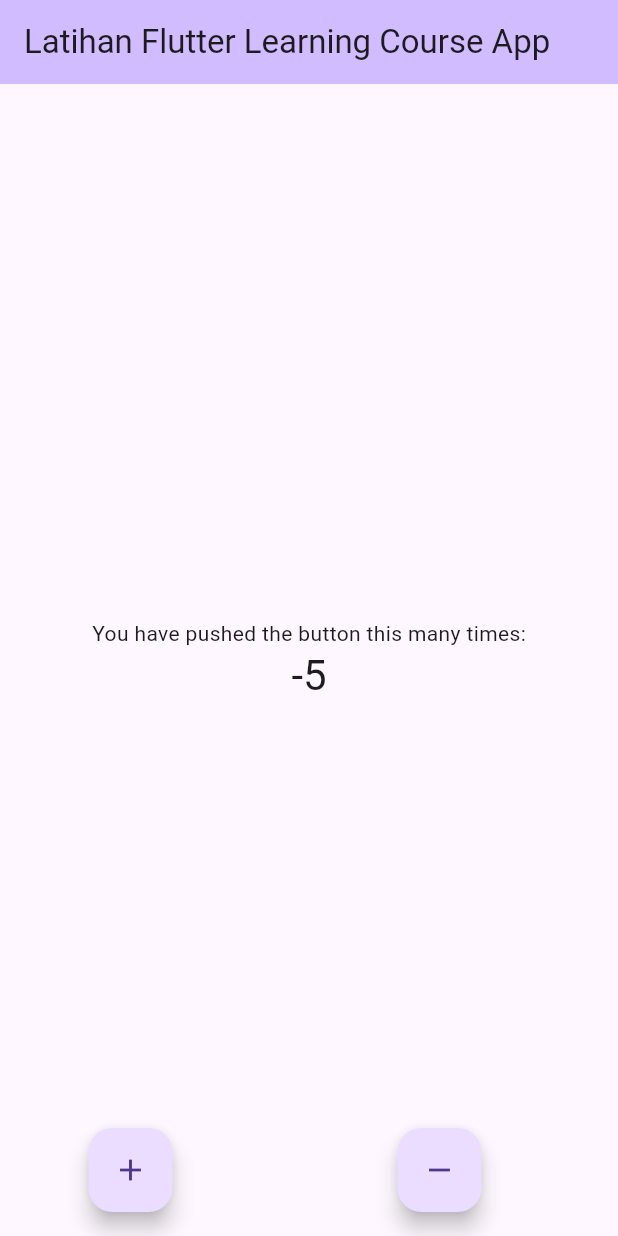
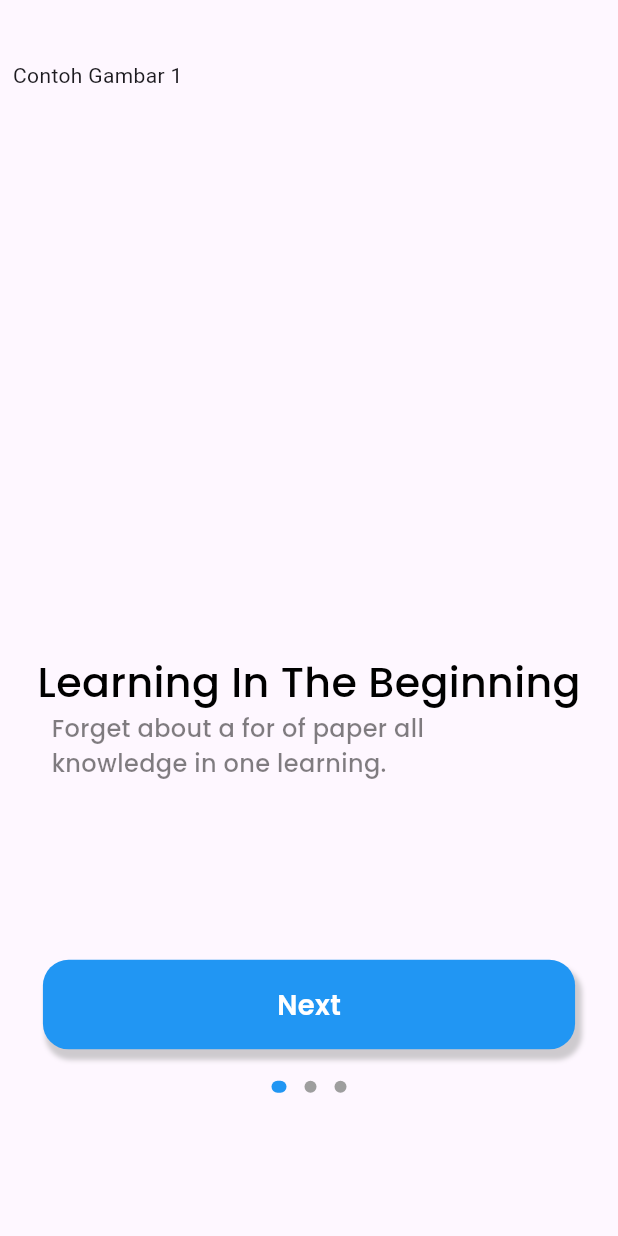
Before and after one commit to idhamaja/learning-course-app, a Flutter app: the screen it shows after launch, on a phone screen of 412 x 824 dp. Run offline on Flutter 3.47's test engine with Material 3 defaults, Android fonts, the light colour scheme and no system bars; drawn by our look-alikes of dots_indicator; our stand-ins replace flutter_bloc, flutter_screenutil, google_fonts.

Commit message:
update WelcomePage and Slicing UI with BLoC

```diff
--- a/lib/main.dart
+++ b/lib/main.dart
@@ -1,8 +1,10 @@
 import 'package:flutter/material.dart';
 import 'package:flutter_bloc/flutter_bloc.dart';
+import 'package:flutter_screenutil/flutter_screenutil.dart';
 import 'package:learning_course_app/app_blocs.dart';
 import 'package:learning_course_app/app_events.dart';
 import 'package:learning_course_app/app_states.dart';
+import 'package:learning_course_app/pages/welcome/welcome.dart';
 
 void main() {
   runApp(const MyApp());
@@ -13,12 +15,13 @@ class MyApp extends StatelessWidget {
   @override
   Widget build(BuildContext context) {
     return BlocProvider(
-      create: (context) => AppBlocs(),
-      child: const MaterialApp(
-        debugShowCheckedModeBanner: false,
-        home: MyHomePage(),
-      ),
-    );
+        create: (context) => AppBlocs(),
+        child: ScreenUtilInit(
+          builder: (context, child) => const MaterialApp(
+            debugShowCheckedModeBanner: false,
+            home: WelcomePage(),
+          ),
+        ));
   }
 }
 
--- /dev/null
+++ b/lib/pages/welcome/bloc/welcome_states.dart
@@ -0,0 +1,5 @@
+class WelcomeStates {
+  int page;
+
+  WelcomeStates({this.page = 0});
+}
--- /dev/null
+++ b/lib/pages/welcome/welcome.dart
@@ -0,0 +1,159 @@
+import 'package:dots_indicator/dots_indicator.dart';
+import 'package:flutter/material.dart';
+import 'package:flutter/cupertino.dart';
+import 'package:flutter_screenutil/flutter_screenutil.dart';
+import 'package:google_fonts/google_fonts.dart';
+
+class WelcomePage extends StatelessWidget {
+  const WelcomePage({super.key});
+
+  @override
+  Widget build(BuildContext context) {
+    return Container(
+      color: Colors.white,
+      child: Scaffold(
+        body: Container(
+          margin: EdgeInsets.only(
+            top: 34.h,
+          ),
+          width: 375.w,
+          child: Stack(
+            alignment: Alignment.topCenter,
+            children: [
+              PageView(
+                children: [
+                  _welcomePage(
+                    1,
+                    context,
+                    "Next",
+                    "Learning In The Beginning",
+                    "Forget about a for of paper all knowledge in one learning.",
+                    "image path",
+                  ),
+                  _welcomePage(
+                    2,
+                    context,
+                    "Next",
+                    "Connect With Everyone",
+                    "Alway keep in touch with your mentor & friends. Let's get connected!",
+                    "image path",
+                  ),
+                  _welcomePage(
+                    3,
+                    context,
+                    "Get Started",
+                    "Always Facinated Learning",
+                    "Anytime, anywhere. The time is at your disrection so study whenever you want.",
+                    "image path",
+                  ),
+                ],
+              ),
+
+              //
+              Positioned(
+                bottom: 75.h,
+                child: DotsIndicator(
+                  dotsCount: 3,
+                  mainAxisAlignment: MainAxisAlignment.center,
+                  decorator: DotsDecorator(
+                      color: Colors.grey,
+                      activeColor: Colors.blue,
+                      size: const Size.square(8.0),
+                      activeSize: const Size(10.0, 8.0),
+                      activeShape: RoundedRectangleBorder(
+                        borderRadius: BorderRadius.circular(5.0),
+                      )),
+                ),
+              ),
+            ],
+          ),
+        ),
+      ),
+    );
+  }
+
+  //Welcome Widgets
+  Widget _welcomePage(
+    int index,
+    BuildContext context,
+    String buttonName,
+    String title,
+    String subTitle,
+    String imagePath,
+  ) {
+    return Column(
+      children: [
+        SizedBox(
+          width: 345.w,
+          height: 345.w,
+          child: const Text(
+            "Contoh Gambar 1",
+          ),
+        ),
+        Container(
+          child: Text(
+            title,
+            style: GoogleFonts.poppins(
+              color: Colors.black,
+              fontSize: 24.sp,
+              fontWeight: FontWeight.w500,
+            ),
+          ),
+        ),
+
+        //
+        Container(
+          width: 375.w,
+          padding: EdgeInsets.only(
+            left: 30.w,
+            right: 30.w,
+          ),
+          child: Text(
+            subTitle,
+            style: GoogleFonts.poppins(
+              color: Colors.black.withOpacity(0.5),
+              fontSize: 14.sp,
+              fontWeight: FontWeight.w500,
+            ),
+          ),
+        ),
+
+        //Button
+        Container(
+          margin: EdgeInsets.only(
+            top: 100.h,
+            left: 25.w,
+            right: 25.w,
+          ),
+          width: 325.w,
+          height: 50.h,
+          decoration: BoxDecoration(
+              color: Colors.blue,
+              borderRadius: BorderRadius.all(
+                Radius.circular(
+                  15.w,
+                ),
+              ),
+              boxShadow: [
+                BoxShadow(
+                  color: Colors.grey.withOpacity(0.5),
+                  spreadRadius: 1,
+                  blurRadius: 2,
+                  offset: const Offset(3, 6),
+                )
+              ]),
+          child: Center(
+            child: Text(
+              buttonName,
+              style: GoogleFonts.poppins(
+                color: Colors.white,
+                fontSize: 16.sp,
+                fontWeight: FontWeight.w600,
+              ),
+            ),
+          ),
+        ),
+      ],
+    );
+  }
+}
--- a/pubspec.yaml
+++ b/pubspec.yaml
@@ -36,6 +36,9 @@ dependencies:
   # Use with the CupertinoIcons class for iOS style icons.
   cupertino_icons: ^1.0.2
   flutter_bloc: ^8.1.3
+  flutter_screenutil: ^5.9.0
+  google_fonts: ^6.1.0
+  dots_indicator: ^3.0.0
 
 dev_dependencies:
   flutter_test:
```
Also changed, not shown: lib/pages/welcome/bloc/welcome_blocs.dart (added), lib/pages/welcome/bloc/welcome_events.dart (added), pubspec.lock, 1 other file.
